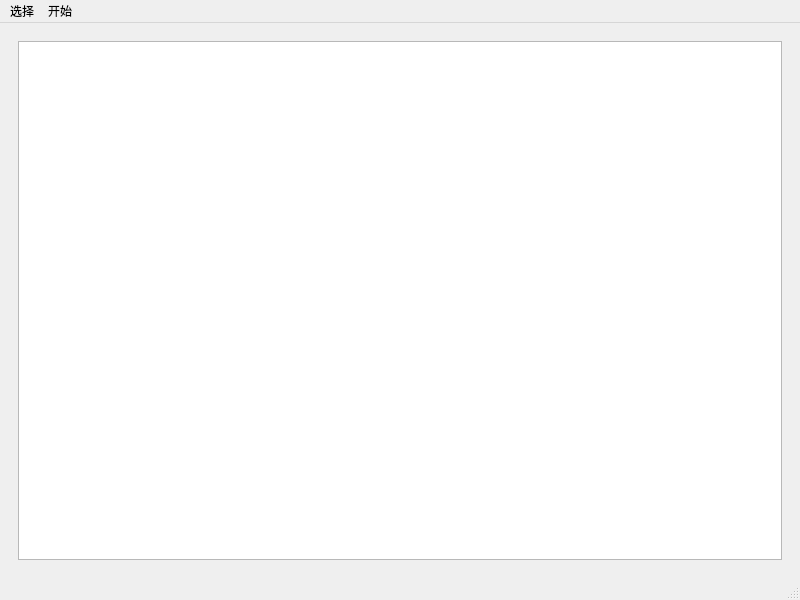
Above: mainwindow.ui from hupochun/ExcelScan before the change. Below: the same form after it.
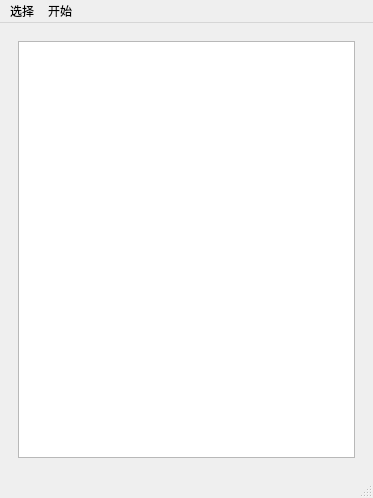
That is the form after the change.

Diff of the .ui file:
```diff
--- a/mainwindow.ui
+++ b/mainwindow.ui
@@ -6,8 +6,8 @@
    <rect>
     <x>0</x>
     <y>0</y>
-    <width>800</width>
-    <height>600</height>
+    <width>373</width>
+    <height>498</height>
    </rect>
   </property>
   <property name="windowTitle">
@@ -44,7 +44,7 @@
     <rect>
      <x>0</x>
      <y>0</y>
-     <width>800</width>
+     <width>373</width>
      <height>21</height>
     </rect>
    </property>
```
Left out of the diff: 8 changed lines with no effect on the pictures.
